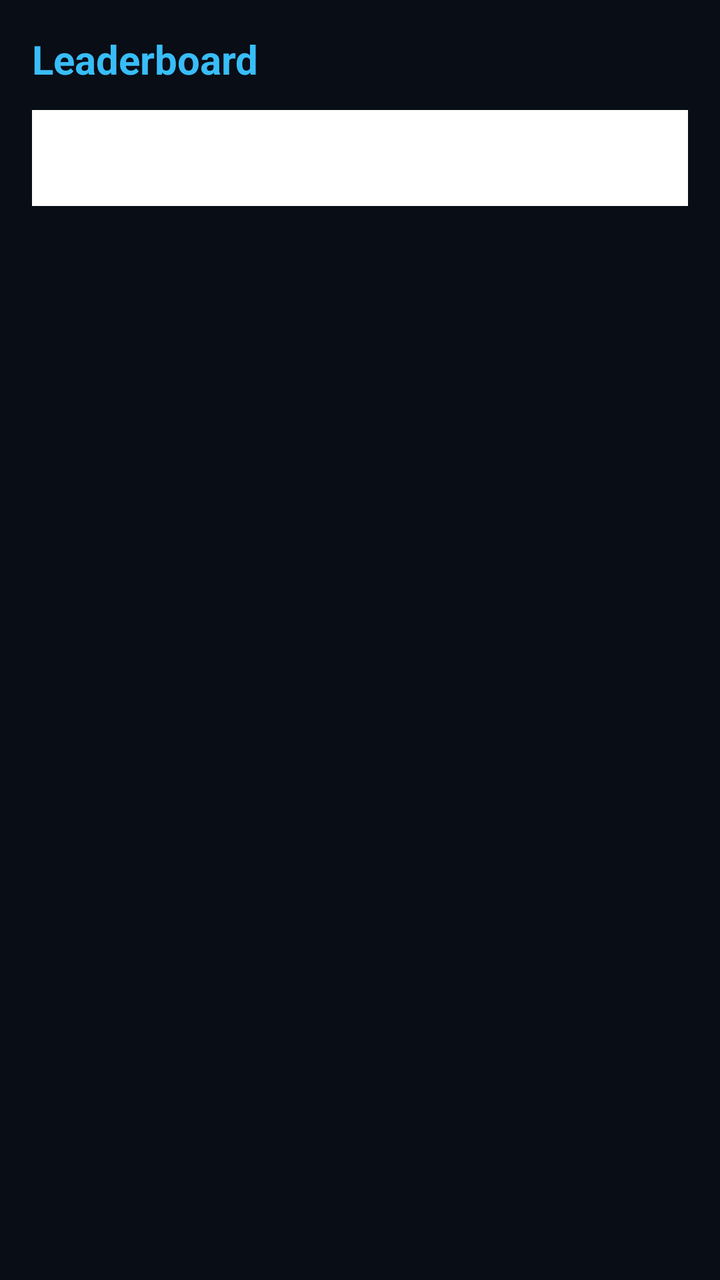
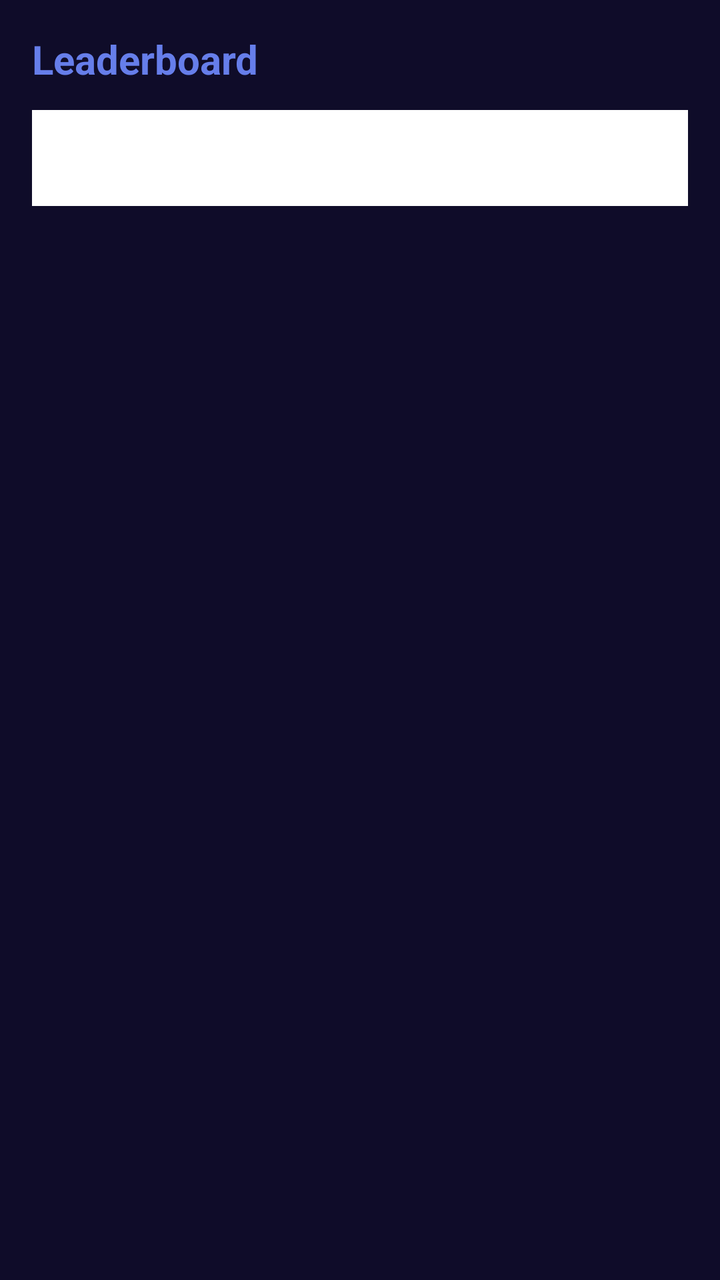

Compare the two renders of this Android layout. The source of the first and the diff that turns it into the second are given below.
<!-- AndroidManifest.xml: activity theme Theme.ZeroStress -->
<!-- res/layout/activity_leaderboard.xml -->
<?xml version="1.0" encoding="utf-8"?>
<LinearLayout xmlns:android="http://schemas.android.com/apk/res/android"
    xmlns:app="http://schemas.android.com/apk/res-auto"
    android:layout_width="match_parent"
    android:layout_height="match_parent"
    android:orientation="vertical"
    android:background="#090d16"
    android:padding="16dp">

    <TextView
        android:id="@+id/tvPeriod"
        android:layout_width="wrap_content"
        android:layout_height="wrap_content"
        android:text="Leaderboard"
        android:textColor="#38bdf8"
        android:textSize="20sp"
        android:textStyle="bold" />

    <com.google.android.material.tabs.TabLayout
        android:id="@+id/tabLayout"
        android:layout_width="match_parent"
        android:layout_height="wrap_content"
        android:layout_marginTop="12dp"
        app:tabBackground="@drawable/bg_tab"
        app:tabTextColor="#94a3b8"
        app:tabSelectedTextColor="#38bdf8"
        app:tabIndicatorColor="#38bdf8" />

    <ProgressBar
        android:id="@+id/progressBar"
        android:layout_width="wrap_content"
        android:layout_height="wrap_content"
        android:layout_gravity="center"
        android:layout_marginTop="16dp"
        android:visibility="gone" />

    <androidx.recyclerview.widget.RecyclerView
        android:id="@+id/rvLeaderboard"
        android:layout_width="match_parent"
        android:layout_height="0dp"
        android:layout_weight="1"
        android:layout_marginTop="8dp" />

</LinearLayout>
<!-- resources referenced by this layout -->
<resources>
  <!-- drawable bg_tab (drawable) -->
  <?xml version="1.0" encoding="utf-8"?>
  <shape xmlns:android="http://schemas.android.com/apk/res/android"
      android:shape="rectangle">
      <solid android:color="#1e293b" />
      <corners android:radius="8dp" />
  </shape>
  <style name="Theme.ZeroStress" parent="Theme.MaterialComponents.DayNight.NoActionBar">
          <item name="colorPrimary">@color/primary</item>
          <item name="colorPrimaryDark">@color/primary_dark</item>
          <item name="colorAccent">@color/accent</item>
          <item name="android:windowBackground">@color/bg_main</item>
          <item name="android:statusBarColor">@color/bg_main</item>
          <item name="android:navigationBarColor">@color/bg_main</item>
          <item name="android:textColorPrimary">@color/text_primary</item>
          <item name="android:textColorSecondary">@color/text_secondary</item>
      </style>
  <color name="primary">#667eea</color>
  <color name="primary_dark">#764ba2</color>
  <color name="accent">#38ef7d</color>
  <color name="bg_main">#0f0c29</color>
  <color name="text_primary">#ffffff</color>
  <color name="text_secondary">#a0aec0</color>
</resources>

<!-- the commit's change to res/layout/activity_leaderboard.xml (unified diff, before → after) -->
@@ -4,17 +4,37 @@
     android:layout_width="match_parent"
     android:layout_height="match_parent"
     android:orientation="vertical"
-    android:background="#090d16"
+    android:background="@color/bg_main"
     android:padding="16dp">
 
-    <TextView
-        android:id="@+id/tvPeriod"
-        android:layout_width="wrap_content"
+    
+    <LinearLayout
+        android:layout_width="match_parent"
         android:layout_height="wrap_content"
-        android:text="Leaderboard"
-        android:textColor="#38bdf8"
-        android:textSize="20sp"
-        android:textStyle="bold" />
+        android:orientation="horizontal"
+        android:gravity="center_vertical">
+
+        <TextView
+            android:id="@+id/tvPeriod"
+            android:layout_width="0dp"
+            android:layout_height="wrap_content"
+            android:layout_weight="1"
+            android:text="Leaderboard"
+            android:textColor="@color/primary"
+            android:textSize="20sp"
+            android:textStyle="bold" />
+
+        <com.google.android.material.button.MaterialButton
+            android:id="@+id/btnReset"
+            style="@style/Widget.MaterialComponents.Button.TextButton"
+            android:layout_width="wrap_content"
+            android:layout_height="40dp"
+            android:text="🗑️ RESET"
+            android:textColor="@color/danger"
+            android:textSize="11sp"
+            android:visibility="gone"
+            app:backgroundTint="@android:color/transparent" />
+    </LinearLayout>
 
     <com.google.android.material.tabs.TabLayout
         android:id="@+id/tabLayout"
@@ -22,9 +42,9 @@
         android:layout_height="wrap_content"
         android:layout_marginTop="12dp"
         app:tabBackground="@drawable/bg_tab"
-        app:tabTextColor="#94a3b8"
-        app:tabSelectedTextColor="#38bdf8"
-        app:tabIndicatorColor="#38bdf8" />
+        app:tabTextColor="@color/text_secondary"
+        app:tabSelectedTextColor="@color/primary"
+        app:tabIndicatorColor="@color/primary" />
 
     <ProgressBar
         android:id="@+id/progressBar"
@@ -32,7 +52,8 @@
         android:layout_height="wrap_content"
         android:layout_gravity="center"
         android:layout_marginTop="16dp"
-        android:visibility="gone" />
+        android:visibility="gone"
+        android:indeterminateTint="@color/primary" />
 
     <androidx.recyclerview.widget.RecyclerView
         android:id="@+id/rvLeaderboard"
<!-- resource entries referenced after the edit -->
@@ -21,6 +21,7 @@
   <color name="primary_dark">#764ba2</color>
   <color name="accent">#38ef7d</color>
   <color name="bg_main">#0f0c29</color>
+  <color name="danger">#fc4a1a</color>
   <color name="text_primary">#ffffff</color>
   <color name="text_secondary">#a0aec0</color>
 </resources>
